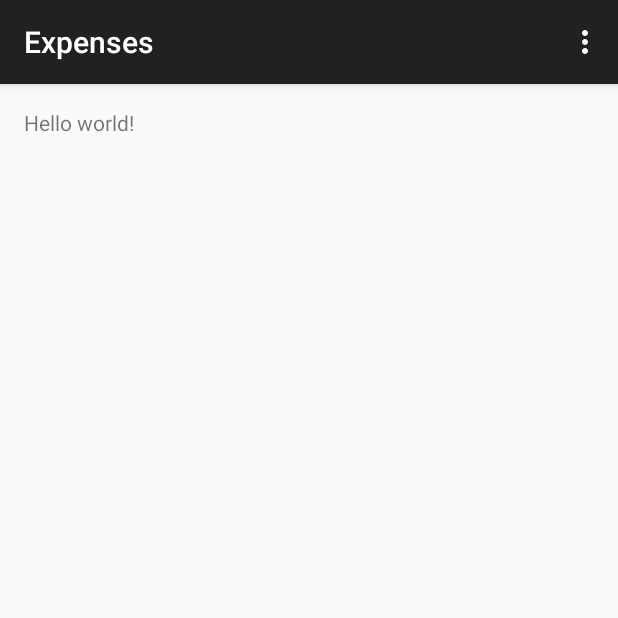
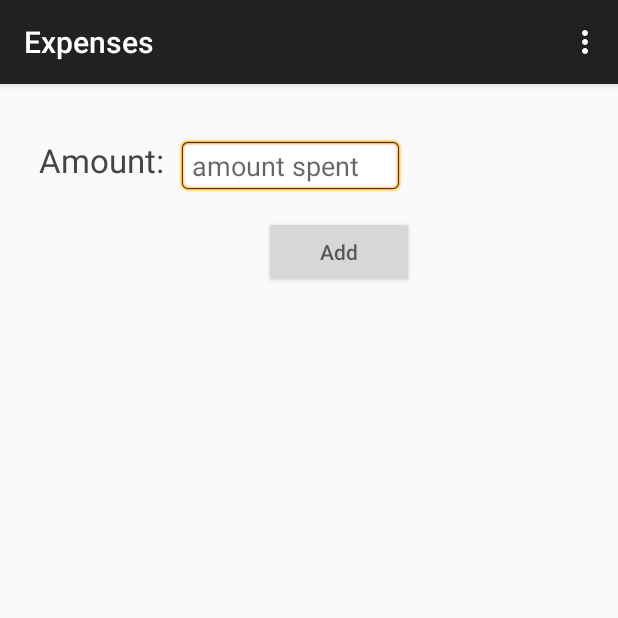
Before and after one commit to sajay/track_expenses_android, an Android app: the ExpenseActivity screen opened directly, with no data from a screen before it, on a phone screen of 412 x 824 dp, the top half of it. Run offline under Robolectric (Android 15) with nearby library versions, the phone set to English and light mode, and no system bars.

Commit message:
Add expense UI

```diff
--- a/TrackExpenses/app/src/main/java/com/sajaynix/trackexpenses/ExpenseActivity.java
+++ b/TrackExpenses/app/src/main/java/com/sajaynix/trackexpenses/ExpenseActivity.java
@@ -1,9 +1,13 @@
 package com.sajaynix.trackexpenses;
 
+import android.content.Intent;
 import android.support.v7.app.ActionBarActivity;
 import android.os.Bundle;
 import android.view.Menu;
 import android.view.MenuItem;
+import android.view.View;
+import android.widget.EditText;
+import android.widget.Toast;
 
 
 public class ExpenseActivity extends ActionBarActivity {
@@ -12,6 +16,17 @@ public class ExpenseActivity extends ActionBarActivity {
     protected void onCreate(Bundle savedInstanceState) {
         super.onCreate(savedInstanceState);
         setContentView(R.layout.activity_expense);
+    }
+
+    public void addExpense(View view) {
+
+        EditText amountText = (EditText) findViewById(R.id.et_amount);
+        String amount = amountText.getText().toString();
+        Toast.makeText(getApplicationContext(), amount, Toast.LENGTH_SHORT).show();
+
+        // TODO, create the task to post the new Expense to Rest API
+
+
     }
 
 
--- a/TrackExpenses/app/src/main/res/layout/activity_expense.xml
+++ b/TrackExpenses/app/src/main/res/layout/activity_expense.xml
@@ -6,7 +6,36 @@
     android:paddingBottom="@dimen/activity_vertical_margin"
     tools:context="com.sajaynix.trackexpenses.ExpenseActivity">
 
-    <TextView android:text="@string/hello_world" android:layout_width="wrap_content"
-        android:layout_height="wrap_content" />
-
+    <TextView
+        android:id="@+id/tv_amount"
+        android:layout_width="wrap_content"
+        android:layout_height="wrap_content"
+        android:textSize="10pt"
+        android:textColor="#444444"
+        android:layout_alignParentLeft="true"
+        android:layout_marginRight="9dip"
+        android:layout_marginTop="20dip"
+        android:layout_marginLeft="10dip"
+        android:text="Amount:"/>
+    <EditText
+        android:id="@+id/et_amount"
+        android:layout_width="150dip"
+        android:layout_height="wrap_content"
+        android:background="@android:drawable/editbox_background"
+        android:layout_toRightOf="@id/tv_amount"
+        android:layout_alignTop="@id/tv_amount"
+        android:inputType="text"
+        android:hint="@string/amount_spent"
+        />
+    <Button
+        android:id="@+id/btn_add_expense"
+        android:layout_width="100dip"
+        android:layout_height="wrap_content"
+        android:layout_below="@id/et_amount"
+        android:layout_alignParentLeft="true"
+        android:layout_marginTop="15dip"
+        android:layout_marginLeft="160dip"
+        android:onClick="addExpense"
+        android:hint="@string/button_add_expense"
+        />
 </RelativeLayout>
--- a/TrackExpenses/app/src/main/res/values/strings.xml
+++ b/TrackExpenses/app/src/main/res/values/strings.xml
@@ -5,8 +5,9 @@
     <string name="hello_world">Hello world!</string>
     <string name="action_settings">Settings</string>
     <string name="title_activity_expense">Expenses</string>
-    <string name="user_name">user Name</string>
+    <string name="user_name">user name</string>
     <string name="password">password</string>
     <string name="button_login">Login</string>
-
+    <string name="amount_spent">amount spent</string>
+    <string name="button_add_expense">Add</string>
 </resources>
```
Also changed, not shown: TrackExpenses/app/src/main/res/layout/activity_main.xml (+0 -12 lines).
